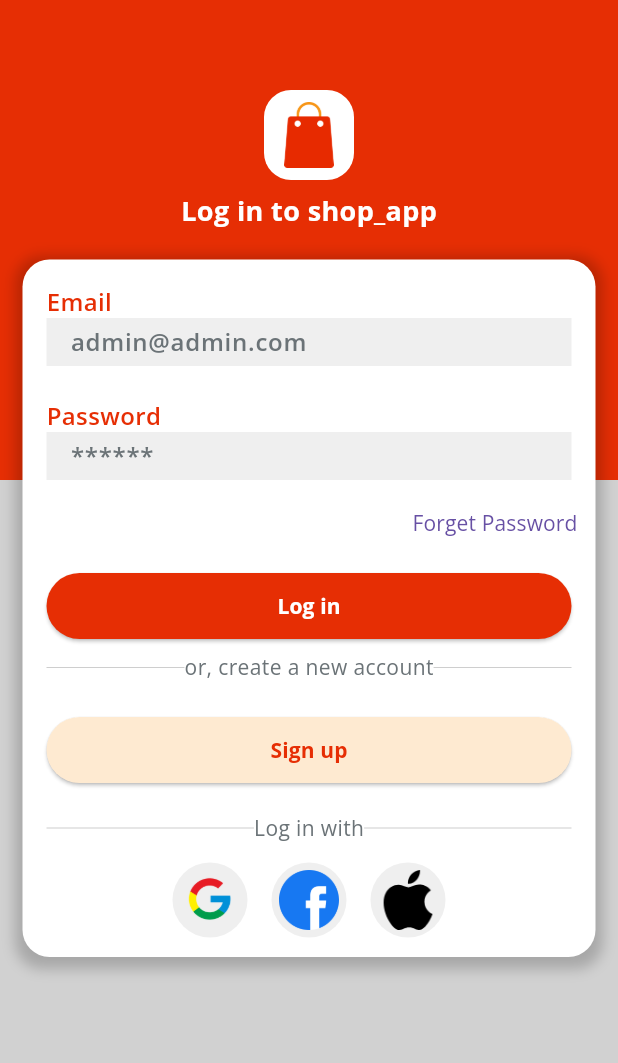
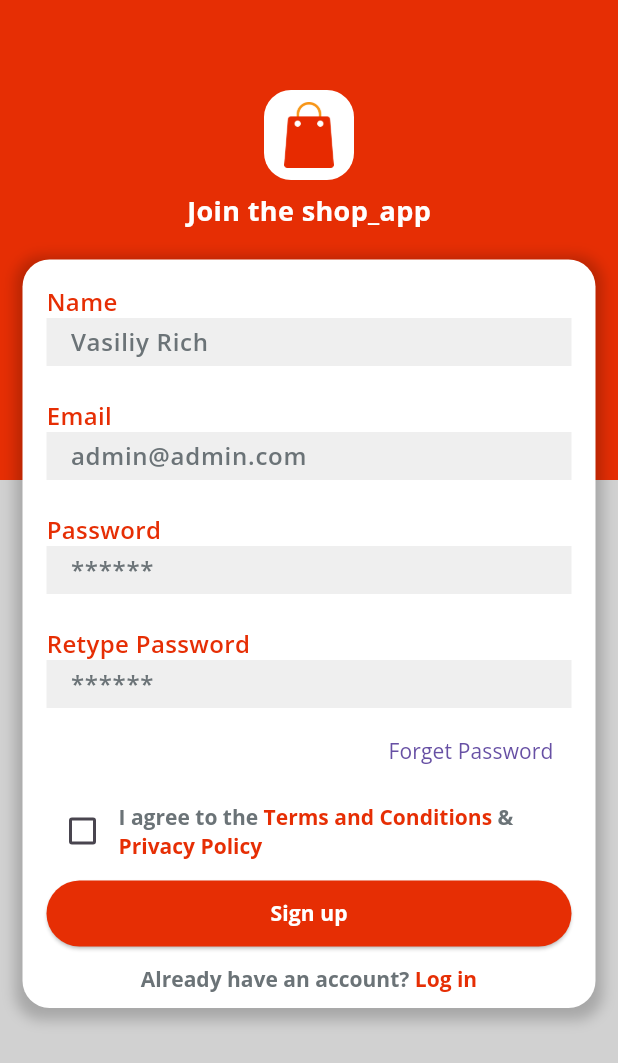
Before and after one commit to CHATappchik/shop_app, a Flutter app: the screen it shows after launch, after a tap on "Sign up", on a phone screen of 412 x 824 dp. Shown: the top 1063 px of the screen. Run offline on Flutter 3.47's test engine with Material 3 defaults, Android fonts, the phone set to English and light mode, and no system bars; our stand-ins replace animated_splash_screen.

Commit message:
UI login and register page

```diff
--- a/lib/const/strings.dart
+++ b/lib/const/strings.dart
@@ -5,8 +5,14 @@ const email = 'Email';
 const emailHint = 'admin@admin.com';
 const password = 'Password';
 const passwordHint = '******';
+const retypePassword = 'Retype Password';
+const name = 'Name';
+const nameHint = 'Vasiliy Rich';
 const forgetPass = 'Forget Password';
 const login = 'Log in';
 const signup = 'Sign up';
 const createNewAccount = 'or, create a new account';
 const loginWith = 'Log in with';
+const privacyPolicy = 'Privacy Policy';
+const termAndCond = 'Terms and Conditions';
+const alreadyHavenAccount = 'Already have an account? ';
--- /dev/null
+++ b/lib/often_used/often_used_func.dart
@@ -0,0 +1,21 @@
+import 'package:flutter/material.dart';
+
+void nextScreen (context, page) {
+  Navigator.push(context, MaterialPageRoute(builder: (context) => page));
+}
+
+void nextScreenReplace (context, page) {
+  Navigator.pushReplacement(context, MaterialPageRoute(builder: (context) => page));
+}
+
+void showSnackBar (context, color, message) {
+  ScaffoldMessenger.of(context).showSnackBar(SnackBar(
+    content: Text(message,
+        style: const TextStyle(fontSize: 14)
+    ),
+    backgroundColor: color,
+    duration: const Duration(seconds: 3),
+    action: SnackBarAction(label: 'OK', onPressed: () {}, textColor: Colors.white,
+    ),
+  ));
+}
--- a/lib/screens/auth_screen/login_screen.dart
+++ b/lib/screens/auth_screen/login_screen.dart
@@ -2,6 +2,8 @@ import 'package:flutter/material.dart';
 import 'package:shop_app/const/colors.dart';
 import 'package:shop_app/const/strings.dart';
 import 'package:shop_app/const/styles.dart';
+import 'package:shop_app/often_used/often_used_func.dart';
+import 'package:shop_app/screens/auth_screen/register_screen.dart';
 import 'package:shop_app/widgets/component/circular_tile.dart';
 import 'package:shop_app/widgets/custom_textfield.dart';
 import 'package:shop_app/widgets/my_button.dart';
@@ -63,14 +65,16 @@ class LoginPage extends StatelessWidget {
                       color: whiteColor,
                       borderRadius: const BorderRadius.all(Radius.circular(18)),
                     ),
+                    child: Padding(
+                      padding: const EdgeInsets.only(left: 16.0, right: 16.0),
                       child: Column(
                         children: [
                           Padding(
-                          padding: const EdgeInsets.only (left: 16.0, top: 16, right: 16),
+                            padding: const EdgeInsets.only (top: 16),
                             child: customTextField(lable: email, hint: emailHint),
                           ),
                           Padding(
-                          padding: const EdgeInsets.only (left: 16.0, top: 16, right: 16),
+                            padding: const EdgeInsets.only (top: 16),
                             child: customTextField(
                                 lable: password, hint: passwordHint),
                           ),
@@ -79,9 +83,7 @@ class LoginPage extends StatelessWidget {
                               child: TextButton(
                                   onPressed: () {}, child: const Text(forgetPass))),
                           const SizedBox(height: 5),
-                        Padding(
-                          padding: const EdgeInsets.only (left: 16.0, top: 2, right: 16),
-                          child: SizedBox(
+                          SizedBox(
                             width: double.infinity,
                             child: myButton(
                                 color: redColor,
@@ -89,11 +91,8 @@ class LoginPage extends StatelessWidget {
                                 textColor: whiteColor,
                                 onPress: () {}),
                           ),
-                        ),
-                        const SizedBox(height: 5),
-                        Padding(
-                          padding: const EdgeInsets.only (left: 16.0, top: 2, right: 16),
-                          child: Row(
+                          const SizedBox(height: 12),
+                          Row(
                             children: [
                               Expanded(
                                 child: Divider(
@@ -111,22 +110,19 @@ class LoginPage extends StatelessWidget {
                               ),
                             ],
                           ),
-                        ),
-                        const SizedBox(height: 5),
-                        Padding(
-                          padding: const EdgeInsets.all(16.0),
-                          child: SizedBox(
+                          const SizedBox(height: 12),
+                          SizedBox(
                             width: double.infinity,
                             child: myButton(
                                 color: lightGolden,
                                 title: signup,
                                 textColor: redColor,
-                                onPress: () {}),
+                                onPress: () {
+                                  nextScreen(context, const SignUpPage());
+                                }),
                           ),
-                        ),
-                        Padding(
-                          padding: const EdgeInsets.only (left: 16.0, top: 2, right: 16),
-                          child: Row(
+                          const SizedBox(height: 12),
+                          Row(
                             children: [
                               Expanded(
                                 child: Divider(
@@ -144,7 +140,6 @@ class LoginPage extends StatelessWidget {
                               ),
                             ],
                           ),
-                        ),
                           const SizedBox(height: 5),
                           Row(
                             mainAxisAlignment: MainAxisAlignment.center,
@@ -159,6 +154,7 @@ class LoginPage extends StatelessWidget {
                       ),
                     ),
                   ),
+                ),
               ],
             ),
           ),
--- /dev/null
+++ b/lib/screens/auth_screen/register_screen.dart
@@ -0,0 +1,188 @@
+import 'package:flutter/material.dart';
+import 'package:shop_app/often_used/often_used_func.dart';
+import '../../const/colors.dart';
+import '../../const/strings.dart';
+import '../../const/styles.dart';
+import '../../widgets/component/circular_tile.dart';
+import '../../widgets/custom_textfield.dart';
+import '../../widgets/my_button.dart';
+import 'login_screen.dart';
+
+class SignUpPage extends StatelessWidget {
+  const SignUpPage({super.key});
+
+  @override
+  Widget build(BuildContext context) {
+    return Scaffold(
+      body: Stack(
+        children: [
+          Container(
+            color: redColor,
+          ),
+          Padding(
+            padding: const EdgeInsets.only(top: 320.0),
+            child: Container(
+              color: textFieldGrey,
+            ),
+          ),
+          SingleChildScrollView(
+            child: Column(
+              children: [
+                Align(
+                  alignment: Alignment.topCenter,
+                  child: Padding(
+                    padding: const EdgeInsets.only(top: 60.0),
+                    child: Container(
+                      decoration: BoxDecoration(
+                        borderRadius: BorderRadius.circular(18),
+                        color: whiteColor,
+                      ),
+                      padding: const EdgeInsets.all(8),
+                      width: 60,
+                      height: 60,
+                      child:
+                          Image.asset('assets/icons/app_logo.png', width: 200),
+                    ),
+                  ),
+                ),
+                const SizedBox(height: 7),
+                const Text('Join the ${appname}',
+                    style: TextStyle(
+                        color: whiteColor, fontFamily: bold, fontSize: 18)),
+                Padding(
+                  padding: const EdgeInsets.only(
+                      left: 15.0, top: 20, right: 15, bottom: 150),
+                  child: Container(
+                    decoration: BoxDecoration(
+                      boxShadow: [
+                        BoxShadow(
+                          color: Colors.black.withOpacity(0.2),
+                          spreadRadius: 5,
+                          blurRadius: 7,
+                          offset: const Offset(0, 3),
+                        ),
+                      ],
+                      color: whiteColor,
+                      borderRadius: const BorderRadius.all(Radius.circular(18)),
+                    ),
+                    child: Padding(
+                      padding: const EdgeInsets.only(left: 16.0, right: 16.0),
+                      child: Column(
+                        children: [
+                          Padding(
+                            padding: const EdgeInsets.only(top: 16),
+                            child: customTextField(lable: name, hint: nameHint),
+                          ),
+                          Padding(
+                            padding: const EdgeInsets.only(top: 16),
+                            child:
+                                customTextField(lable: email, hint: emailHint),
+                          ),
+                          Padding(
+                            padding: const EdgeInsets.only(top: 16),
+                            child: customTextField(
+                                lable: password, hint: passwordHint),
+                          ),
+                          Padding(
+                            padding: const EdgeInsets.only(top: 16),
+                            child: customTextField(
+                                lable: retypePassword, hint: passwordHint),
+                          ),
+                          Align(
+                              alignment: Alignment.centerRight,
+                              child: TextButton(
+                                  onPressed: () {},
+                                  child: const Text(forgetPass))),
+                          const SizedBox(height: 5),
+                          Row(
+                            children: [
+                              Checkbox(
+                                  checkColor: redColor,
+                                  value: false,
+                                  onChanged: (newValue) {}),
+                              Expanded(
+                                child: RichText(
+                                    text: const TextSpan(children: [
+                                  TextSpan(
+                                    text: 'I agree to the ',
+                                    style: TextStyle(
+                                      fontFamily: bold,
+                                      color: fontGrey,
+                                    ),
+                                  ),
+                                  TextSpan(
+                                    text: termAndCond,
+                                    style: TextStyle(
+                                      fontFamily: bold,
+                                      color: redColor,
+                                    ),
+                                  ),
+                                  TextSpan(
+                                    text: ' & ',
+                                    style: TextStyle(
+                                      fontFamily: bold,
+                                      color: fontGrey,
+                                    ),
+                                  ),
+                                  TextSpan(
+                                    text: privacyPolicy,
+                                    style: TextStyle(
+                                      fontFamily: bold,
+                                      color: redColor,
+                                    ),
+                                  ),
+                                ])),
+                              )
+                            ],
+                          ),
+                          const SizedBox(height: 5),
+                          Padding(
+                            padding: const EdgeInsets.only(top: 2),
+                            child: SizedBox(
+                              width: double.infinity,
+                              child: myButton(
+                                  color: redColor,
+                                  title: signup,
+                                  textColor: whiteColor,
+                                  onPress: () {}),
+                            ),
+                          ),
+                          const SizedBox(height: 10),
+                          GestureDetector(
+                            onTap: () {
+                              nextScreenReplace(context, const LoginPage());
+                            },
+                            child: RichText(text: const TextSpan(
+                                children: [
+                                  TextSpan(
+                                    text: alreadyHavenAccount,
+                                    style: TextStyle(
+                                      fontFamily: bold,
+                                      color: fontGrey,
+                                    ),
+                                  ),
+                                  TextSpan(
+                                    text: login,
+                                    style: TextStyle(
+                                      fontFamily: bold,
+                                      color: redColor,
+                                    ),
+                                  ),
+                                ],
+                            )
+                            ),
+                          ),
+                          const SizedBox(height: 10),
+                        ],
+                      ),
+                    ),
+                  ),
+                ),
+              ],
+            ),
+          ),
+        ],
+      ),
+    );
+  }
+}
--- a/lib/screens/splash_screen/splash_screen.dart
+++ b/lib/screens/splash_screen/splash_screen.dart
@@ -18,7 +18,7 @@ class _SplashScreenState extends State<SplashScreen> {
   Widget build(BuildContext context) {
     return AnimatedSplashScreen(
       splashIconSize: MediaQuery.of(context).size.height,
-      animationDuration: const Duration(seconds: 5),
+      animationDuration: const Duration(seconds: 3),
       backgroundColor: redColor,
       splash:Align(
         alignment: Alignment.center,
--- a/lib/widgets/my_button.dart
+++ b/lib/widgets/my_button.dart
@@ -8,9 +8,7 @@ Widget myButton({onPress, color, textColor, title}) {
       backgroundColor: color,
       padding: const EdgeInsets.all(12),
     ),
-      onPressed: () {
-      onPress;
-      },
+      onPressed: onPress,
       child: Text(title,
           style: TextStyle(
             color: textColor,
```
Lines whose indentation alone changed are shown as unchanged.
